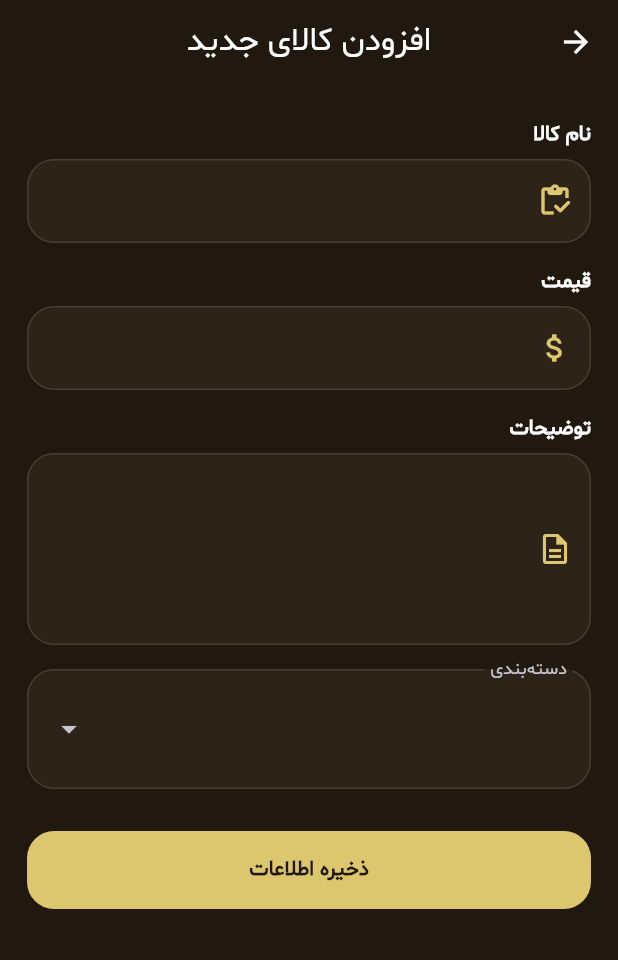
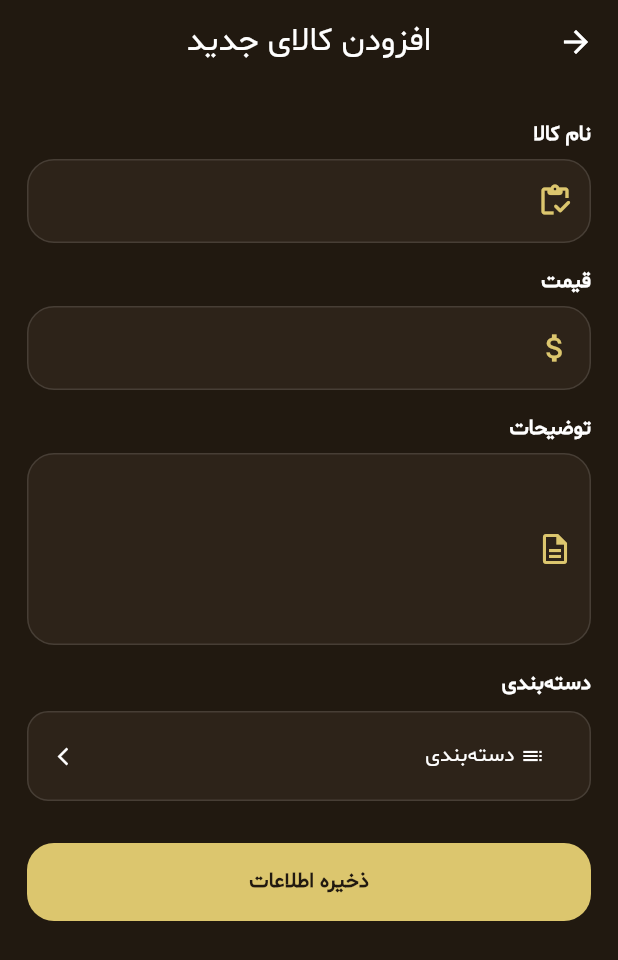
Before and after one commit to mahdi-dfr/cafe-management-app, a Flutter app: the AddCommodityScreen screen opened directly, on a phone screen of 412 x 824 dp. Shown: the top 960 px of the screen. Run offline on Flutter 3.47's test engine with Material 3 defaults, Android fonts, the phone set to English and light mode, and no system bars; drawn by our look-alikes of dropdown_button2; our stand-ins replace flutter_svg, get, loading_animation_widget, persistent_bottom_nav_bar; network calls fail.

Commit message:
[FEAT] add new drop down and changes in warehouse screen

```diff
--- /dev/null
+++ b/lib/core/widgets/drop_box.dart
@@ -0,0 +1,144 @@
+
+import 'package:cafe_app/core/app_colors.dart';
+import 'package:dropdown_button2/dropdown_button2.dart';
+import 'package:flutter/material.dart';
+import 'package:loading_animation_widget/loading_animation_widget.dart';
+
+class CustomDropDown extends StatefulWidget {
+  CustomDropDown(
+      {required this.items,
+      required this.title,
+      this.height,
+      this.width,
+      this.color,
+      this.isLoading = false,
+      required this.onPressed,
+      super.key});
+
+  Function(String)? onPressed;
+  String title;
+  double? width = 200;
+  double? height = 50;
+  List<String> items;
+  bool isLoading;
+  Color? color = const Color(0x8cababab);
+
+  @override
+  State<CustomDropDown> createState() => _CustomDropDownState();
+}
+
+class _CustomDropDownState extends State<CustomDropDown> {
+  String? selectedValue;
+
+  @override
+  Widget build(BuildContext context) {
+    var screenWidth = MediaQuery.sizeOf(context).width;
+    return Column(
+      children: [
+        Align(
+            alignment: Alignment.centerRight,
+            child: Text(
+              widget.title,
+              style: const TextStyle(fontSize: 14, color: Colors.white, fontWeight: FontWeight.w600,),
+            )),
+        const SizedBox(
+          height: 8,
+        ),
+        widget.isLoading
+            ? LoadingAnimationWidget.beat(
+                color: AppColors.secondaryColor, size: 25)
+            : DropdownButtonHideUnderline(
+                child: DropdownButton2<String>(
+                  isExpanded: true,
+                  hint: Row(
+                    children: [
+                      const Icon(
+                        Icons.list,
+                        size: 16,
+                        color: Colors.white,
+                      ),
+                      const SizedBox(
+                        width: 4,
+                      ),
+                      Expanded(
+                        child: Text(
+                          widget.title,
+                          style: const TextStyle(
+                            fontSize: 14,
+                            color: Colors.white,
+                          ),
+                          overflow: TextOverflow.ellipsis,
+                        ),
+                      ),
+                    ],
+                  ),
+                  items: widget.items
+                      .map((String item) => DropdownMenuItem<String>(
+                            value: item,
+                            child: Text(
+                              item,
+                              style: const TextStyle(
+                                fontSize: 14,
+                                color: Colors.white,
+                              ),
+                              overflow: TextOverflow.ellipsis,
+                            ),
+                          ))
+                      .toList(),
+                  value: selectedValue,
+                  onChanged: (value) {
+                    setState(() {
+                      selectedValue = value;
+                      if (selectedValue != null) {
+                        widget.onPressed!(selectedValue!);
+                      }
+                    });
+                  },
+                  buttonStyleData: ButtonStyleData(
+                    height: screenWidth > 600
+                        ? MediaQuery.sizeOf(context).height / 10
+                        : widget.height,
+                    width: screenWidth > 600 ? screenWidth / 2 : widget.width,
+                    padding: const EdgeInsets.symmetric(horizontal: 16),
+                    decoration: BoxDecoration(
+                      borderRadius: BorderRadius.circular(14),
+                      border: Border.all(
+                        color: Colors.white12,
+                      ),
+                      color: widget.color,
+                    ),
+                    elevation: 0,
+                  ),
+                  iconStyleData: const IconStyleData(
+                    icon: Icon(
+                      Icons.arrow_forward_ios_outlined,
+                      color: Colors.white,
+                    ),
+                    iconSize: 14,
+                    iconEnabledColor: Colors.black,
+                    iconDisabledColor: Colors.black,
+                  ),
+                  dropdownStyleData: DropdownStyleData(
+                    padding: const EdgeInsets.symmetric(horizontal: 16),
+                    maxHeight: MediaQuery.sizeOf(context).height / 2,
+                    width: screenWidth > 600 ? screenWidth/2 : widget.width,
+                    decoration: BoxDecoration(
+                      borderRadius: BorderRadius.circular(14),
+                      color: widget.color,
+                    ),
+                    offset: const Offset(0, 0),
+                    scrollbarTheme: ScrollbarThemeData(
+                      radius: const Radius.circular(40),
+                      thickness: MaterialStateProperty.all(6),
+                      thumbVisibility: MaterialStateProperty.all(true),
+                    ),
+                  ),
+                  menuItemStyleData: const MenuItemStyleData(
+                      height: 60,
+                      padding: EdgeInsets.only(left: 14, right: 14)),
+                ),
+              ),
+      ],
+    );
+  }
+}
--- a/lib/feature/home/presenation/warehouse_management.dart
+++ b/lib/feature/home/presenation/warehouse_management.dart
@@ -2,6 +2,8 @@ import 'package:cafe_app/core/app_colors.dart';
 import 'package:cafe_app/feature/home/presenation/controller/inventory_controller.dart';
 import 'package:flutter/material.dart';
 import 'package:get/get.dart';
+
+import '../../../core/widgets/drop_box.dart';
 
 class WarehouseManagementScreen extends StatefulWidget {
   const WarehouseManagementScreen({super.key});
@@ -527,12 +529,7 @@ class AddCommodityScreen extends StatelessWidget {
                 maxLines: 4,
               ),
               const SizedBox(height: 16),
-              CategoryDropdown(
-                label: 'دسته‌بندی',
-                categories: _categories,
-                value: _selectedCategory,
-                onChanged: (value) => setState(() => _selectedCategory = value),
-              ),
+              CustomDropDown(items: _categories, title: 'دسته‌بندی', onPressed: (String p1) {  }, color: AppColors.cardBackground,),
               const SizedBox(height: 28),
               ElevatedButton(
                 style: ElevatedButton.styleFrom(
--- a/pubspec.yaml
+++ b/pubspec.yaml
@@ -40,6 +40,7 @@ dependencies:
   shimmer: ^3.0.0
   persistent_bottom_nav_bar: ^6.2.1
   loading_animation_widget: ^1.3.0
+  dropdown_button2: ^2.3.9
 
 dev_dependencies:
   flutter_test:
```
Also changed, not shown: pubspec.lock.
